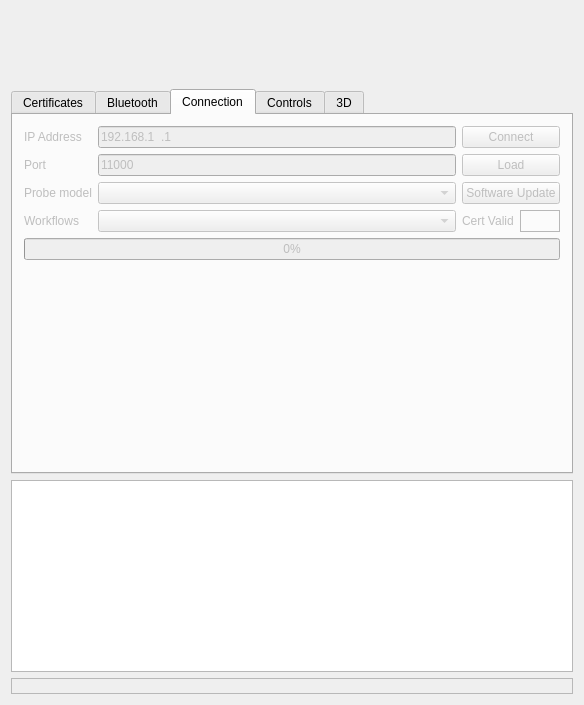
Qt form examples/solum_qt/solumqt.ui (clariusdev/solum) before a commit.
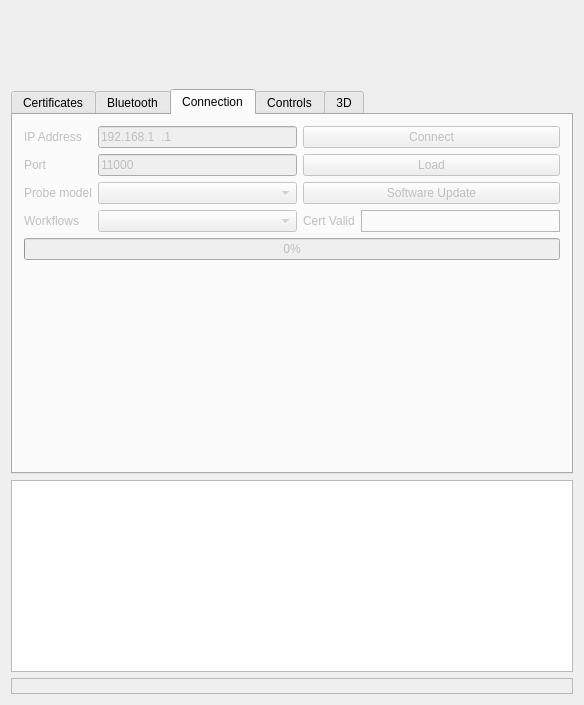
The same form after that commit. The open tabs and pages were chosen to show the change. Custom widgets are drawn as their Qt base class.

Commit message:
Qt: TCP: set a fixed balance between both columns
The future "Run" and "Stop" labels for the imaging button will have
vastly different lengths, and would cause the entire grid to be
re-layouted on a text change otherwise.

What changed in the file:
```diff
--- a/examples/solum_qt/solumqt.ui
+++ b/examples/solum_qt/solumqt.ui
@@ -396,6 +396,12 @@
           <property name="enabled">
            <bool>false</bool>
           </property>
+          <property name="sizePolicy">
+           <sizepolicy hsizetype="Preferred" vsizetype="Minimum">
+            <horstretch>1</horstretch>
+            <verstretch>0</verstretch>
+           </sizepolicy>
+          </property>
           <property name="text">
            <string>Software Update</string>
           </property>
@@ -430,6 +436,12 @@
         </item>
         <item row="1" column="1">
          <widget class="QLineEdit" name="ip">
+          <property name="sizePolicy">
+           <sizepolicy hsizetype="Expanding" vsizetype="Fixed">
+            <horstretch>1</horstretch>
+            <verstretch>0</verstretch>
+           </sizepolicy>
+          </property>
           <property name="inputMask">
            <string>000.000.000.000</string>
           </property>
@@ -480,6 +492,12 @@
         </item>
         <item row="5" column="2">
          <widget class="QLabel" name="_cert">
+          <property name="sizePolicy">
+           <sizepolicy hsizetype="Fixed" vsizetype="Preferred">
+            <horstretch>0</horstretch>
+            <verstretch>0</verstretch>
+           </sizepolicy>
+          </property>
           <property name="text">
            <string>Cert Valid</string>
           </property>
```
